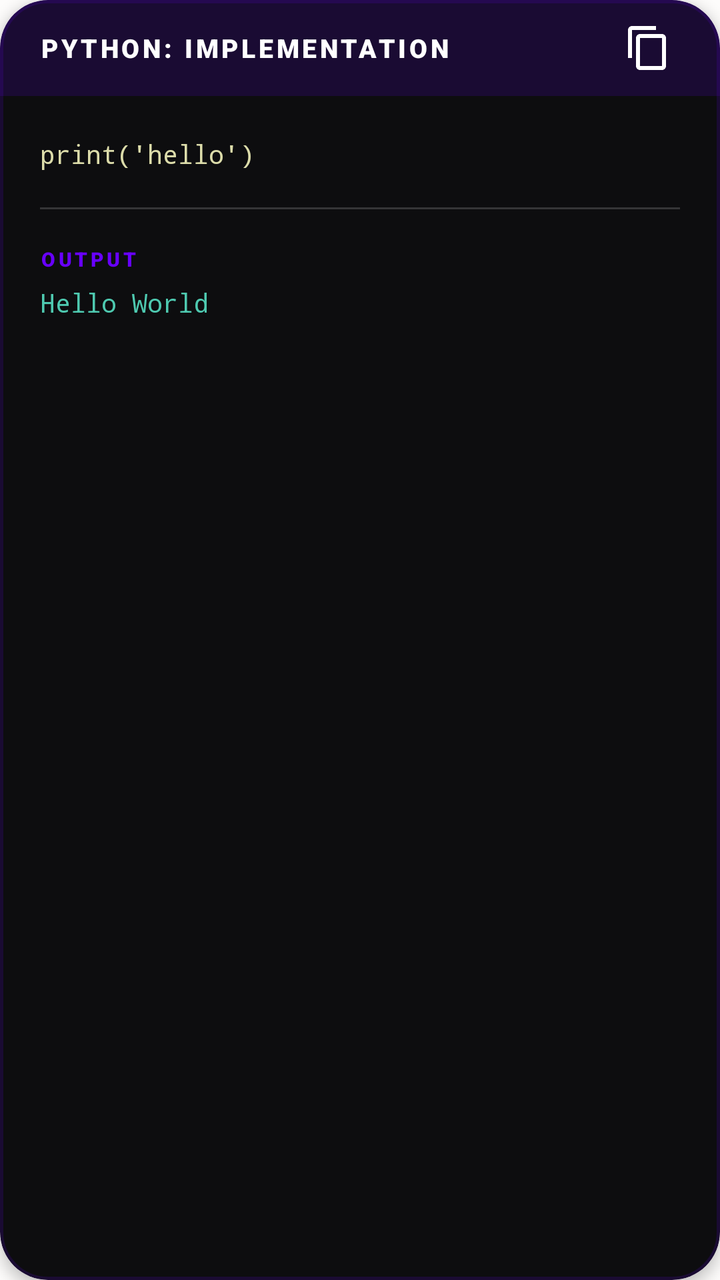
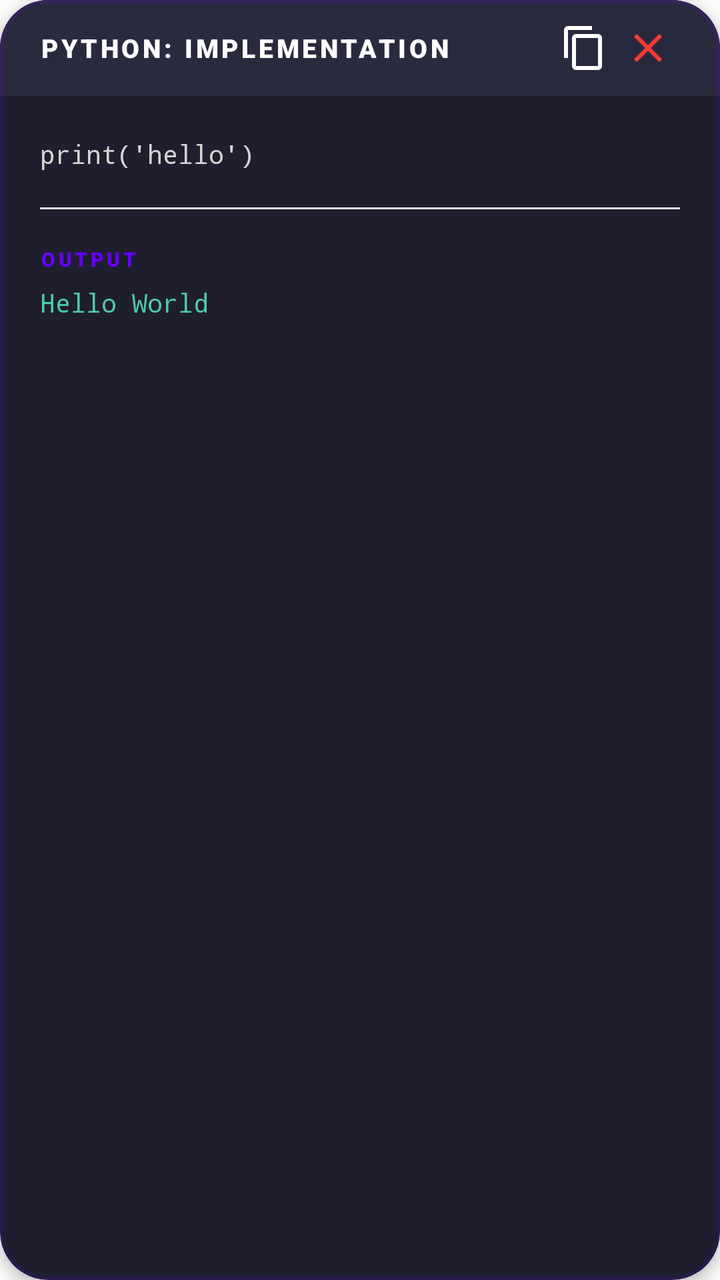

An Android layout rendered at two revisions. The XML below is the earlier revision; the diff shows what the commit changed to produce the second picture.
<!-- AndroidManifest.xml: application theme Theme.Zzzz -->
<!-- res/layout/item_code_flashcard.xml -->
<?xml version="1.0" encoding="utf-8"?>
<com.google.android.material.card.MaterialCardView xmlns:android="http://schemas.android.com/apk/res/android"
    xmlns:app="http://schemas.android.com/apk/res-auto"
    android:layout_width="match_parent"
    android:layout_height="wrap_content"
    android:layout_marginBottom="20dp"
    app:cardBackgroundColor="#0D0D0F"
    app:cardCornerRadius="24dp"
    app:cardElevation="4dp"
    app:strokeColor="@color/brand_purple_alpha15"
    app:strokeWidth="1.5dp">

    <LinearLayout
        android:layout_width="match_parent"
        android:layout_height="wrap_content"
        android:orientation="vertical">

        <LinearLayout
            android:layout_width="match_parent"
            android:layout_height="48dp"
            android:background="@color/brand_purple_alpha15"
            android:gravity="center_vertical"
            android:paddingHorizontal="20dp">

            <TextView
                android:id="@+id/tvCodeHeading"
                android:layout_width="0dp"
                android:layout_height="wrap_content"
                android:layout_weight="1"
                android:text="Python: Implementation"
                android:textColor="#FFFFFF"
                android:textSize="13sp"
                android:fontFamily="sans-serif-black"
                android:letterSpacing="0.12"
                android:textAllCaps="true" />

            <ImageButton
                android:id="@+id/btnCopyCode"
                android:layout_width="32dp"
                android:layout_height="32dp"
                android:background="?attr/selectableItemBackgroundBorderless"
                android:src="@drawable/ic_copy"
                app:tint="#FFFFFF"
                android:contentDescription="Copy" />
        </LinearLayout>

        <LinearLayout
            android:layout_width="match_parent"
            android:layout_height="wrap_content"
            android:orientation="vertical"
            android:padding="20dp">

            <TextView
                android:id="@+id/tvCodeContent"
                android:layout_width="match_parent"
                android:layout_height="wrap_content"
                android:fontFamily="monospace"
                android:lineSpacingExtra="6dp"
                android:text="print('hello')"
                android:textColor="#DCDCAA"
                android:textSize="13sp" />

            <View
                android:layout_width="match_parent"
                android:layout_height="1dp"
                android:layout_marginVertical="18dp"
                android:background="#2AFFFFFF" />

            <TextView
                android:layout_width="wrap_content"
                android:layout_height="wrap_content"
                android:text="OUTPUT"
                android:textColor="@color/brand_purple"
                android:textSize="10sp"
                android:fontFamily="sans-serif-black"
                android:letterSpacing="0.15" />

            <TextView
                android:id="@+id/tvCodeOutput"
                android:layout_width="match_parent"
                android:layout_height="wrap_content"
                android:layout_marginTop="6dp"
                android:fontFamily="monospace"
                android:text="Hello World"
                android:textColor="#4EC9B0"
                android:textSize="13sp" />
        </LinearLayout>
    </LinearLayout>
</com.google.android.material.card.MaterialCardView>
<!-- resources referenced by this layout -->
<resources>
  <color name="brand_purple">#6800FF</color>
  <color name="brand_purple_alpha15">#266800FF</color>
  <!-- drawable ic_copy (drawable) -->
  <vector xmlns:android="http://schemas.android.com/apk/res/android"
      android:width="24dp"
      android:height="24dp"
      android:viewportWidth="24"
      android:viewportHeight="24"
      android:tint="#FFFFFF">
      <path
          android:fillColor="@android:color/white"
          android:pathData="M16,1H4c-1.1,0 -2,0.9 -2,2v14h2V3h12V1zM19,5H8c-1.1,0 -2,0.9 -2,2v14c0,1.1 0.9,2 2,2h11c1.1,0 2,-0.9 2,-2V7C21,5.9 20.1,5 19,5zM19,21H8V7h11V21z"/>
  </vector>
  <style name="Theme.Zzzz" parent="Base.Theme.Zzzz" />
  <style name="Base.Theme.Zzzz" parent="Theme.Material3.DayNight.NoActionBar">
          
          <item name="colorPrimary">@color/brand_purple</item>
          <item name="colorOnPrimary">@color/text_on_brand</item>
          <item name="colorPrimaryContainer">@color/brand_purple_alpha15</item>
          <item name="colorOnPrimaryContainer">@color/brand_purple</item>
  
          
          <item name="colorSecondary">@color/brand_purple_light</item>
          <item name="colorOnSecondary">@color/text_on_brand</item>
  
          
          <item name="android:windowBackground">@color/app_background</item>
          <item name="colorSurface">@color/app_background</item>
          <item name="colorOnSurface">@color/text_main</item>
          <item name="colorSurfaceVariant">@color/surface_card</item>
          <item name="colorOnSurfaceVariant">@color/text_sub</item>
  
          
          <item name="colorOutline">@color/colorOutline</item>
          <item name="colorOutlineVariant">@color/divider</item>
  
          
          <item name="android:textColorHighlight">@color/text_selection_highlight</item>
          <item name="android:colorControlActivated">@color/brand_purple</item>
          <item name="android:textSelectHandle">@color/brand_purple</item>
  
          
          <item name="android:statusBarColor">@android:color/transparent</item>
          <item name="android:windowLightStatusBar">true</item>
      </style>
  <color name="text_on_brand">#FFFFFF</color>
  <color name="brand_purple_light">#8C33FF</color>
  <color name="app_background">#FDFCFB</color>
  <color name="text_main">#1D1D1F</color>
  <color name="surface_card">#FFFFFF</color>
  <color name="text_sub">#636366</color>
  <color name="colorOutline">#79747E</color>
  <color name="divider">#E5E5EA</color>
  <color name="text_selection_highlight">#4D6800FF</color>
</resources>

<!-- the commit's change to res/layout/item_code_flashcard.xml (unified diff, before → after) -->
@@ -4,7 +4,7 @@
     android:layout_width="match_parent"
     android:layout_height="wrap_content"
     android:layout_marginBottom="20dp"
-    app:cardBackgroundColor="#0D0D0F"
+    app:cardBackgroundColor="@color/code_bg"
     app:cardCornerRadius="24dp"
     app:cardElevation="4dp"
     app:strokeColor="@color/brand_purple_alpha15"
@@ -18,7 +18,7 @@
         <LinearLayout
             android:layout_width="match_parent"
             android:layout_height="48dp"
-            android:background="@color/brand_purple_alpha15"
+            android:background="@color/code_header_bg"
             android:gravity="center_vertical"
             android:paddingHorizontal="20dp">
 
@@ -42,6 +42,15 @@
                 android:src="@drawable/ic_copy"
                 app:tint="#FFFFFF"
                 android:contentDescription="Copy" />
+
+            <ImageButton
+                android:id="@+id/btnDeleteCard"
+                android:layout_width="32dp"
+                android:layout_height="32dp"
+                android:background="?attr/selectableItemBackgroundBorderless"
+                android:src="@drawable/ic_delete"
+                app:tint="#FF3B30"
+                android:contentDescription="Delete" />
         </LinearLayout>
 
         <LinearLayout
@@ -57,14 +66,14 @@
                 android:fontFamily="monospace"
                 android:lineSpacingExtra="6dp"
                 android:text="print('hello')"
-                android:textColor="#DCDCAA"
+                android:textColor="@color/code_text"
                 android:textSize="13sp" />
 
             <View
                 android:layout_width="match_parent"
                 android:layout_height="1dp"
                 android:layout_marginVertical="18dp"
-                android:background="#2AFFFFFF" />
+                android:background="@color/divider" />
 
             <TextView
                 android:layout_width="wrap_content"
@@ -82,7 +91,7 @@
                 android:layout_marginTop="6dp"
                 android:fontFamily="monospace"
                 android:text="Hello World"
-                android:textColor="#4EC9B0"
+                android:textColor="@color/code_output"
                 android:textSize="13sp" />
         </LinearLayout>
     </LinearLayout>
<!-- resource entries referenced after the edit -->
@@ -2,6 +2,10 @@
 <resources>
   <color name="brand_purple">#6800FF</color>
   <color name="brand_purple_alpha15">#266800FF</color>
+  <color name="code_bg">#1E1E2E</color>
+  <color name="code_header_bg">#2A2A3E</color>
+  <color name="code_output">#4EC9B0</color>
+  <color name="code_text">#D4D4D4</color>
   <!-- drawable ic_copy (drawable) -->
   <vector xmlns:android="http://schemas.android.com/apk/res/android"
       android:width="24dp"
@@ -12,6 +16,17 @@
       <path
           android:fillColor="@android:color/white"
           android:pathData="M16,1H4c-1.1,0 -2,0.9 -2,2v14h2V3h12V1zM19,5H8c-1.1,0 -2,0.9 -2,2v14c0,1.1 0.9,2 2,2h11c1.1,0 2,-0.9 2,-2V7C21,5.9 20.1,5 19,5zM19,21H8V7h11V21z"/>
+  </vector>
+  <!-- drawable ic_delete (drawable) -->
+  <?xml version="1.0" encoding="utf-8"?>
+  <vector xmlns:android="http://schemas.android.com/apk/res/android"
+      android:width="24dp"
+      android:height="24dp"
+      android:viewportWidth="24"
+      android:viewportHeight="24">
+      <path
+          android:fillColor="#FF3B30"
+          android:pathData="M19,6.41L17.59,5 12,10.59 6.41,5 5,6.41 10.59,12 5,17.59 6.41,19 12,13.41 17.59,19 19,17.59 13.41,12z" />
   </vector>
   <style name="Theme.Zzzz" parent="Base.Theme.Zzzz" />
   <style name="Base.Theme.Zzzz" parent="Theme.Material3.DayNight.NoActionBar">
